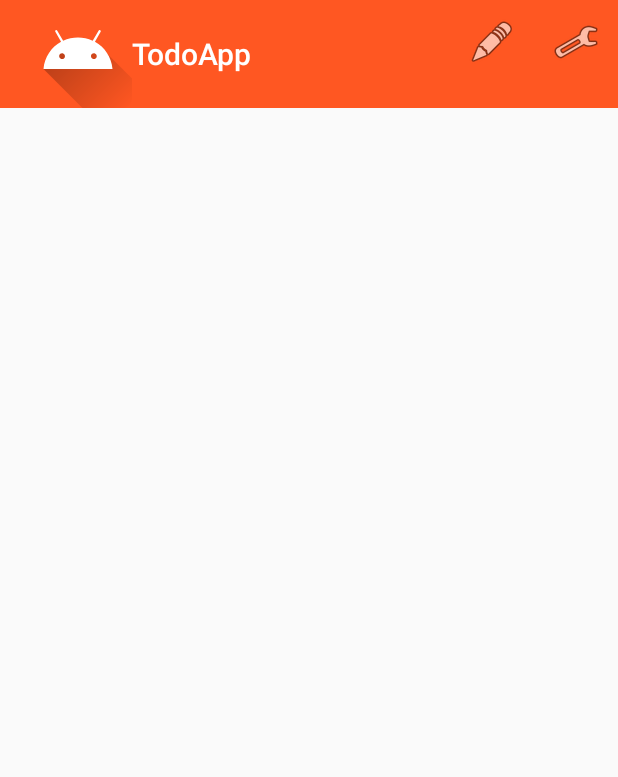
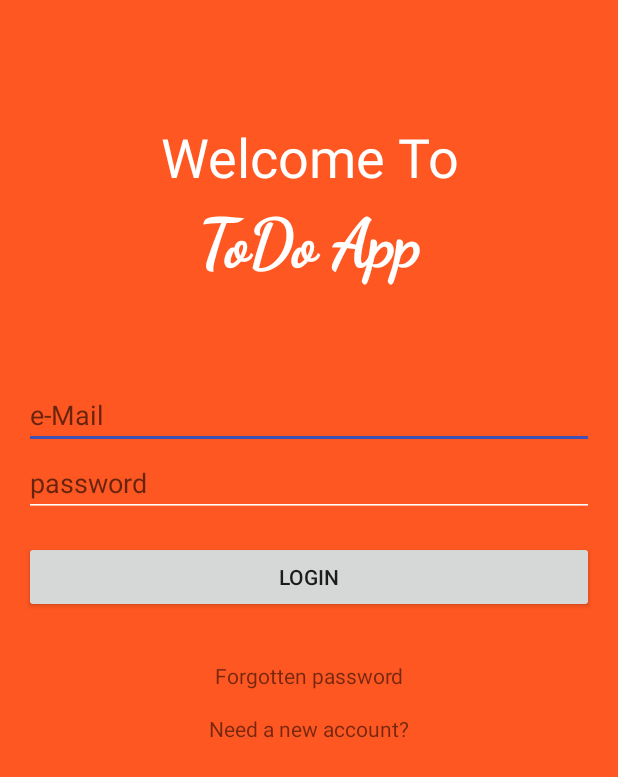
Before and after one commit to Ale-98/AdapterViews, an Android app: the screen it shows after launch (MainActivity before the commit, LoginActivity after it), on a phone screen of 412 x 824 dp. Shown: the top 777 px of the screen. Run offline under Robolectric (Android 15) with nearby library versions, the phone set to English and light mode, and no system bars; our stand-ins replace Firebase (no records; nobody signed in at launch, a user with empty details on screens opened directly).

```diff
--- a/app/build.gradle
+++ b/app/build.gradle
@@ -1,6 +1,7 @@
 apply plugin: 'com.android.application'
 apply plugin: 'kotlin-android'
 apply plugin: 'kotlin-android-extensions'
+apply plugin: 'com.google.gms.google-services'
 
 android {
     compileSdkVersion 29
@@ -31,7 +32,10 @@ dependencies {
     implementation 'androidx.appcompat:appcompat:1.1.0'
     implementation 'androidx.core:core-ktx:1.2.0'
     implementation 'androidx.constraintlayout:constraintlayout:1.1.3'
-    testImplementation 'junit:junit:4.12'
+    implementation 'com.google.firebase:firebase-auth:19.3.1'
+    implementation 'com.google.firebase:firebase-auth-ktx:19.3.1'
+    implementation 'com.google.firebase:firebase-database-ktx:19.3.0'
+    testImplementation 'junit:junit:4.13'
     androidTestImplementation 'androidx.test.ext:junit:1.1.1'
     androidTestImplementation 'androidx.test.espresso:espresso-core:3.2.0'
     implementation 'androidx.gridlayout:gridlayout:1.0.0'
--- a/app/src/main/AndroidManifest.xml
+++ b/app/src/main/AndroidManifest.xml
@@ -9,7 +9,9 @@
         android:roundIcon="@mipmap/ic_launcher_round"
         android:supportsRtl="true"
         android:theme="@style/AppTheme">
-        <activity android:name=".AddNewItemActivity"></activity>
+        <activity android:name=".SignUpActivity"></activity>
+        <activity android:name=".LoginActivity" />
+        <activity android:name=".AddNewItemActivity" />
         <activity android:name=".MainActivity">
             <intent-filter>
                 <action android:name="android.intent.action.MAIN" />
--- a/app/src/main/java/it/uninsubria/pdm/todoapp/MainActivity.kt
+++ b/app/src/main/java/it/uninsubria/pdm/todoapp/MainActivity.kt
@@ -10,6 +10,9 @@ import android.view.inputmethod.InputMethodManager
 import android.widget.ArrayAdapter
 import android.widget.Toast
 import androidx.appcompat.app.AppCompatActivity
+import com.google.firebase.auth.FirebaseAuth
+import com.google.firebase.auth.ktx.auth
+import com.google.firebase.ktx.Firebase
 import kotlinx.android.synthetic.main.activity_main.*
 import kotlinx.android.synthetic.main.grid_activity_main.*
 import kotlinx.android.synthetic.main.tool_bar.*
@@ -27,6 +30,8 @@ class MainActivity : AppCompatActivity() {
     val todoItems = ArrayList<TodoItem>()
     // ArrayAdapter converts an ArrayList of Todo items into View items
     lateinit var adapter:TodoArrayAdapter
+
+    lateinit var auth:FirebaseAuth
 
     override fun onCreate(savedInstanceState: Bundle?) {
         super.onCreate(savedInstanceState)
@@ -53,6 +58,21 @@ class MainActivity : AppCompatActivity() {
         // Assegna l'adapter alla listView
         if(list_mode) list_view.adapter = adapter
         else grid_view.adapter = adapter
+
+        // Inizializza autenticatore
+        auth = Firebase.auth
+    }
+
+    // Per verificare che l'utente sia loggato ogni volta che l'applicazione torna in primo piano
+    override fun onStart() {
+        super.onStart()
+        // Check if user is signed in (non-null)
+        val currentUser = auth.currentUser
+        if(currentUser == null) {
+            val intent = Intent(this, LoginActivity::class.java)
+            startActivity(intent)
+            finish()
+        }
     }
 
     // Richiesto per aggiungere menu alla ToolBar
@@ -77,6 +97,10 @@ class MainActivity : AppCompatActivity() {
             val i = Intent(applicationContext, AddNewItemActivity::class.java)
             startActivityForResult(i, NEW_ITEM_REQUEST)
             return true
+        } else if(id == R.id.action_logout){
+            // Esegue il logout usando l'autenticatore firebase e termina l'activity corrente
+            auth.signOut()
+            finish()
         }
         return super.onOptionsItemSelected(item)
     }
@@ -95,7 +119,7 @@ class MainActivity : AppCompatActivity() {
                 val df = SimpleDateFormat("dd MM yyyy")
                 val date = df.parse(deadLine)
                 val cal = GregorianCalendar()
-                cal.setTime(date)
+                cal.time = date
 
                 Log.d(MainActivity::class.java.name, "onActivityResult() -> $returnValue")
                 if (returnValue != null) {
@@ -107,15 +131,15 @@ class MainActivity : AppCompatActivity() {
         }
     }
 
-    fun addNewItem(text:String, deadLine:GregorianCalendar, imgUrl:String?){
-        if(text == null || text.equals("")){
+    private fun addNewItem(text:String, deadLine:GregorianCalendar, imgUrl:String?){
+        if(text == ""){
             Toast.makeText(applicationContext, "Empty Todo String", Toast.LENGTH_LONG).show()
             return
         }
         // Crea nuovo todoItem e lo aggiunge al DB
         val newTodo = TodoItem(text)
         newTodo.deadline = deadLine
-        if(imgUrl!=null && !imgUrl.isEmpty()){
+        if(imgUrl!=null && imgUrl.isNotEmpty()){
             newTodo.imgUrl = imgUrl
         }
         val dbAdapter = DBAdapter(this)
@@ -130,7 +154,7 @@ class MainActivity : AppCompatActivity() {
     }
 
     // On long click for deleting todos
-    fun onLongClickDeleteItems(position:Int){
+    private fun onLongClickDeleteItems(position:Int){
         val item = list_view.getItemAtPosition(position) as TodoItem
         Toast.makeText(applicationContext, "Deleted item: $item", Toast.LENGTH_LONG).show()
         val dbAdapter = DBAdapter(this)
--- /dev/null
+++ b/app/src/main/res/layout/activity_login.xml
@@ -0,0 +1,64 @@
+<?xml version="1.0" encoding="utf-8"?>
+<LinearLayout xmlns:android="http://schemas.android.com/apk/res/android"
+    xmlns:app="http://schemas.android.com/apk/res-auto"
+    xmlns:tools="http://schemas.android.com/tools"
+    android:layout_width="match_parent"
+    android:layout_height="match_parent"
+    android:background="@color/colorPrimary"
+    android:orientation="vertical"
+    android:padding="16dp"
+    tools:context=".LoginActivity">
+    <TextView
+        android:layout_width="match_parent"
+        android:layout_height="wrap_content"
+        android:layout_marginTop="64dp"
+        android:gravity="center"
+        android:text="Welcome To"
+        android:textColor="#FFFFFF"
+        android:textSize="36sp" />
+    <TextView
+        android:layout_width="match_parent"
+        android:layout_height="wrap_content"
+        android:layout_marginBottom="64dp"
+        android:fontFamily="@font/dancing_script_font"
+        android:gravity="center"
+        android:text="ToDo App"
+        android:textColor="#FFFFFF"
+        android:textSize="44sp"
+        android:textStyle="bold"
+        app:fontFamily="@font/dancing_script_font" />
+    <EditText
+        android:id="@+id/emailEditText"
+        android:layout_width="match_parent"
+        android:layout_height="wrap_content"
+        android:ems="10"
+        android:hint="e-Mail"
+        android:inputType="textEmailAddress" />
+    <EditText
+        android:id="@+id/passwordEditText"
+        android:layout_width="match_parent"
+        android:layout_height="wrap_content"
+        android:layout_marginBottom="16dp"
+        android:ems="10"
+        android:hint="password"
+        android:inputType="textPassword" />
+    <Button
+        android:id="@+id/loginButton"
+        android:layout_width="match_parent"
+        android:layout_height="wrap_content"
+        android:text="Login" />
+    <TextView
+        android:id="@+id/forgottenPasswordTextView"
+        android:layout_width="match_parent"
+        android:layout_height="wrap_content"
+        android:gravity="center"
+        android:layout_marginTop="32dp"
+        android:text="Forgotten password" />
+    <TextView
+        android:id="@+id/signUpTextView"
+        android:layout_width="match_parent"
+        android:layout_height="wrap_content"
+        android:gravity="center"
+        android:layout_marginTop="16dp"
+        android:text="Need a new account?" />
+</LinearLayout>
--- a/app/src/main/res/menu/menu_activity_main.xml
+++ b/app/src/main/res/menu/menu_activity_main.xml
@@ -11,4 +11,9 @@
         android:title="@string/action_settings"
         android:icon="@android:drawable/ic_menu_preferences"
         app:showAsAction="ifRoom" />
+    <item
+        android:id="@+id/action_logout"
+        android:title="Logout"
+        android:icon="@android:drawable/ic_lock_power_off"
+        app:showAsAction="ifRoom"/>
 </menu>
--- a/build.gradle
+++ b/build.gradle
@@ -8,8 +8,9 @@ buildscript {
 
     }
     dependencies {
-        classpath 'com.android.tools.build:gradle:3.6.1'
+        classpath 'com.android.tools.build:gradle:3.6.2'
         classpath "org.jetbrains.kotlin:kotlin-gradle-plugin:$kotlin_version"
+        classpath 'com.google.gms:google-services:4.3.3'
 
         // NOTE: Do not place your application dependencies here; they belong
         // in the individual module build.gradle files
```
Also changed, not shown: app/src/main/java/it/uninsubria/pdm/todoapp/LoginActivity.kt (added, +80 -0 lines), app/src/main/java/it/uninsubria/pdm/todoapp/SignUpActivity.kt (added, +80 -0 lines), app/src/main/res/layout/activity_sign_up.xml (added, +64 -0 lines), app/src/main/res/font/dancing_script_font.ttf (added), 1 other file.
